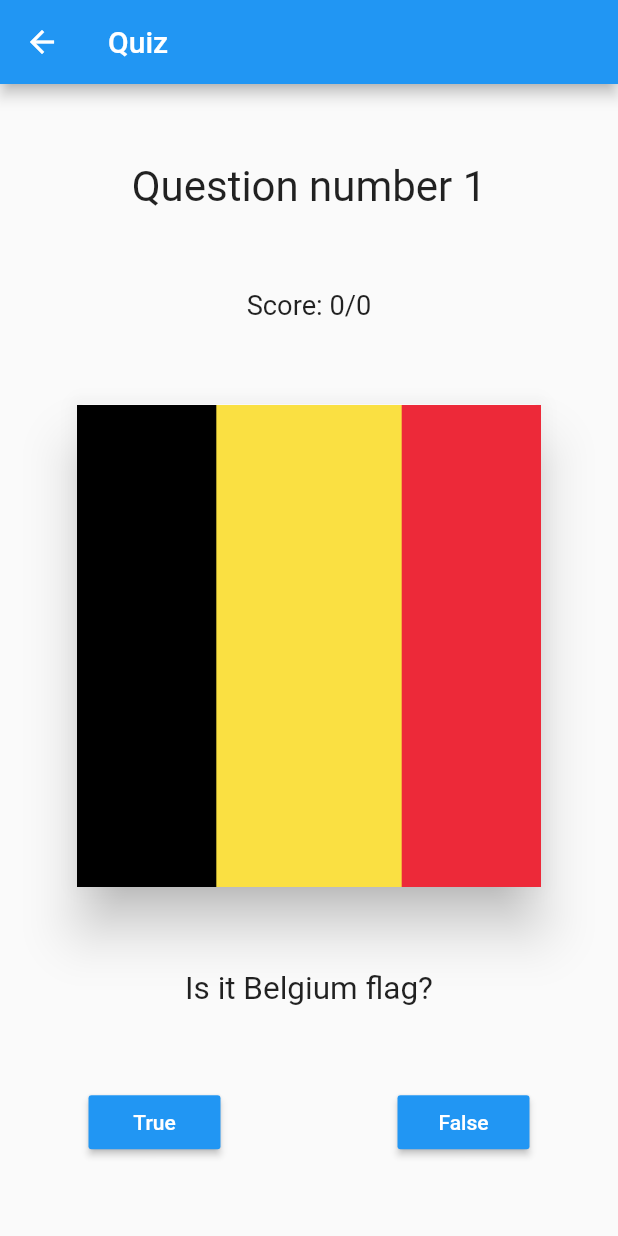
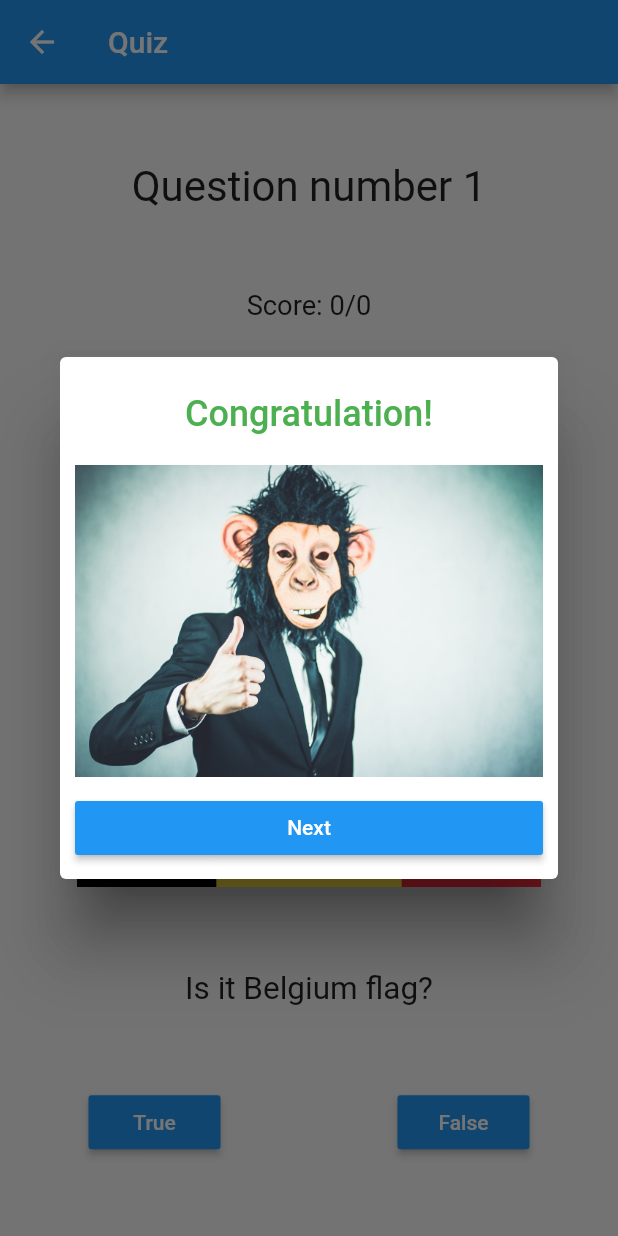
Before and after one commit to lyabs243/flutter-quizz, a Flutter app: the Quiz screen opened directly, after a tap on "False", on a phone screen of 412 x 824 dp. Run offline on Flutter 3.47's test engine with Material 2 defaults, Android fonts, the phone set to English and light mode, and no system bars.

```diff
--- a/lib/quiz.dart
+++ b/lib/quiz.dart
@@ -48,7 +48,9 @@ class Quiz extends StatelessWidget{
                   ),
                 ),
                 new RaisedButton(
-                  onPressed: (){print('hello');},
+                  onPressed: (){
+                    dialogResponse(context, true);
+                  },
                   color: Colors.blue,
                   textColor: Colors.white,
                   child: new Text(
@@ -63,4 +65,53 @@ class Quiz extends StatelessWidget{
     );
   }
 
+  Future dialogResponse(BuildContext context,bool valid) async{
+
+    String assetPath = 'assets/true.jpg';
+    String title = 'Congratulation!';
+    Color titleColor = Colors.green;
+
+    if(!valid){
+        title = 'Failed';
+        assetPath = 'assets/false.jpg';
+        titleColor = Colors.red;
+    }
+
+    return showDialog(
+      context: context,
+      barrierDismissible: false,
+      builder: (BuildContext context){
+        return new SimpleDialog(
+          title: new Text(
+            title,
+            textAlign: TextAlign.center,
+            textScaleFactor: 1.2,
+            style: new TextStyle(
+              color: titleColor,
+            ),
+          ),
+          contentPadding: EdgeInsets.all(10.0),
+          children: <Widget>[
+            new Container(
+              child: Image.asset(
+                assetPath,
+              ),
+              margin: EdgeInsets.only(top: 10.0,bottom: 10.0),
+            ),
+            new RaisedButton(
+              onPressed: (){
+                Navigator.pop(context);
+              },
+              child: new Text(
+                'Next',
+              ),
+              color: Colors.blue,
+              textColor: Colors.white,
+            )
+          ],
+        );
+      },
+    );
+  }
+
 }
```
